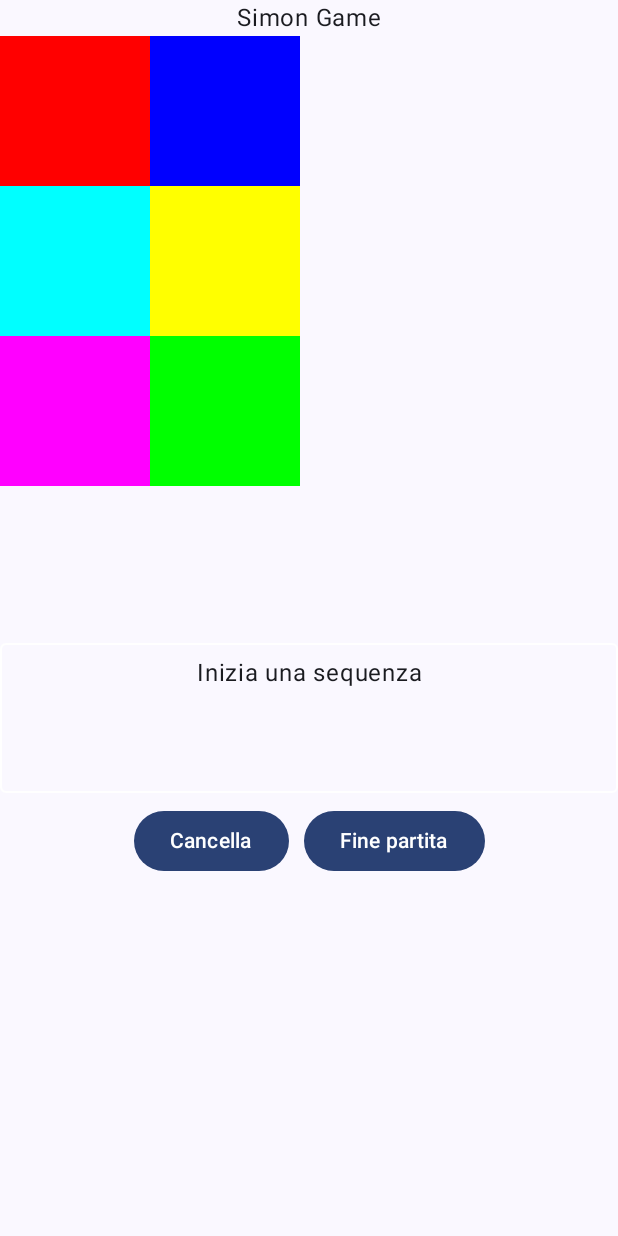
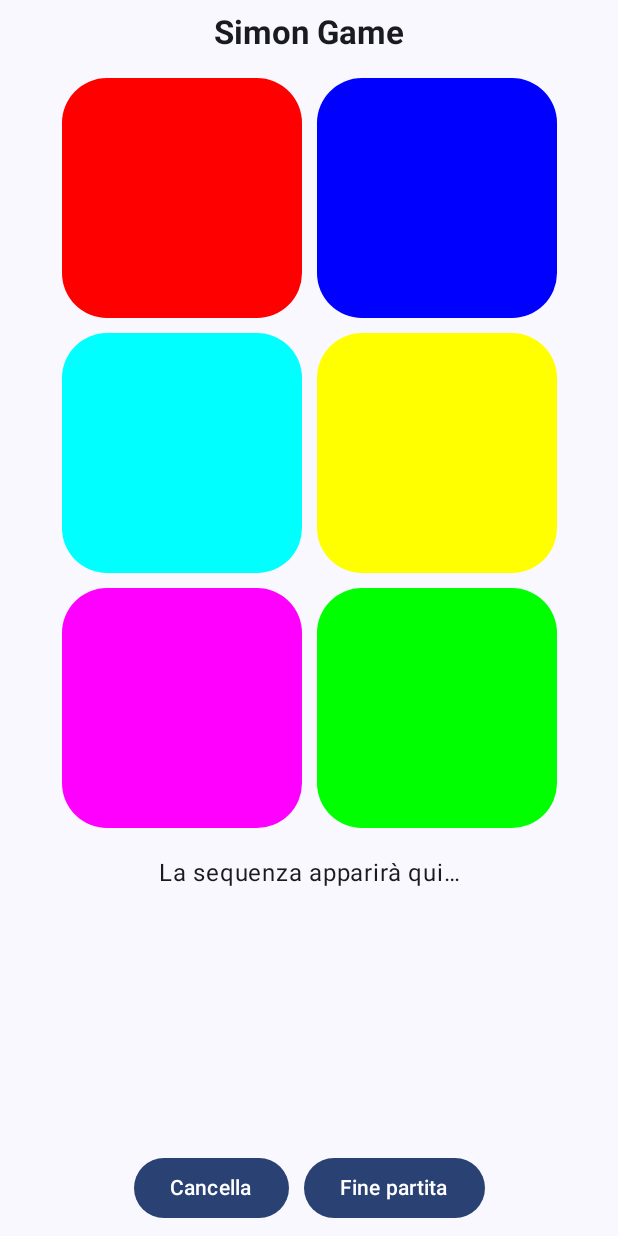
Before and after one commit to FengDiesel/SimonGame, an Android app built with Jetpack Compose: the screen it shows after launch (MainActivity), on a phone screen of 412 x 824 dp. Run offline under Robolectric (Android 15) with nearby library versions, the light colour scheme and no system bars; 1 statement that could not run was skipped.

Commit message:
Added basic graphic to FinalScreen
- Added basic graphic to FinalScreen
- Fixed and upgraded HomeScreen graphics
- Fixed errors on strings.xml

```diff
--- a/app/src/main/java/com/example/simongame/HomeScreen.kt
+++ b/app/src/main/java/com/example/simongame/HomeScreen.kt
@@ -21,6 +21,7 @@ import androidx.compose.foundation.rememberScrollState
 import androidx.compose.foundation.shape.RoundedCornerShape
 import androidx.compose.foundation.verticalScroll
 import androidx.compose.material3.Button
+import androidx.compose.material3.MaterialTheme
 import androidx.compose.material3.Text
 import androidx.compose.runtime.Composable
 import androidx.compose.runtime.mutableStateOf
@@ -33,8 +34,10 @@ import androidx.compose.ui.unit.dp
 import androidx.compose.runtime.saveable.rememberSaveable
 import androidx.compose.runtime.getValue
 import androidx.compose.runtime.setValue
+import androidx.compose.ui.draw.clip
 import androidx.compose.ui.platform.LocalConfiguration
 import androidx.compose.ui.res.stringResource
+import androidx.compose.ui.text.font.FontWeight
 import kotlin.text.ifEmpty
 
 @Composable
@@ -52,10 +55,17 @@ fun HomeScreen(onEndGame: (String) -> Unit){
     }
 
     Column(
-        modifier = Modifier.fillMaxSize(),
+        modifier = Modifier
+            .fillMaxSize()
+            .padding(8.dp),
         horizontalAlignment = Alignment.CenterHorizontally
     ){
-        Text(text = stringResource(R.string.app_name), modifier = Modifier.align(Alignment.CenterHorizontally))
+        Text(
+            text = stringResource(R.string.app_name),
+            style = MaterialTheme.typography.titleLarge,
+            fontWeight = FontWeight.Bold,
+            modifier = Modifier.padding(bottom = 16.dp)
+        )
 
 
         if(configuration == Configuration.ORIENTATION_LANDSCAPE){
@@ -70,13 +80,20 @@ fun HomeScreen(onEndGame: (String) -> Unit){
             }
         }else{
             Column(
-                modifier = Modifier.fillMaxSize()
+                modifier = Modifier.fillMaxSize(),
+                horizontalAlignment = Alignment.CenterHorizontally
             ) {
-                colorGrid(onColorClick = { color -> addColor(color) }, modifier = Modifier.weight(1f))
+                colorGrid(
+                    onColorClick = { color -> addColor(color) }
+                )
 
                 Spacer(modifier = Modifier.height(10.dp))
 
-                gameBody(sequence, onEndGame = { onEndGame(sequence); sequence = "" }, onClear = { sequence = "" }, modifier = Modifier.weight(1f))
+                gameBody(
+                    sequence,
+                    onEndGame = { onEndGame(sequence); sequence = "" },
+                    onClear = { sequence = "" }
+                )
             }
         }
     }
@@ -84,25 +101,59 @@ fun HomeScreen(onEndGame: (String) -> Unit){
 
 @Composable
 fun colorGrid(onColorClick: (String) -> Unit, modifier: Modifier = Modifier){
-    val sizeModifier = Modifier.size(100.dp)
+    val sizeModifier = Modifier.size(160.dp)
+
     Column(horizontalAlignment = Alignment.CenterHorizontally, modifier = modifier) {
 
         Row() {
-            Box(modifier = sizeModifier.background(Color.Red).clickable{onColorClick("R")}) {}
+            Box(modifier = sizeModifier
+                .clip(RoundedCornerShape(30.dp))
+                .background(Color.Red)
+                .clickable { onColorClick("R") }
+            ) {}
 
-            Box(modifier = sizeModifier.background(Color.Blue).clickable{onColorClick("B")}) {}
+            Spacer(modifier = Modifier.width(10.dp))
+
+            Box(modifier = sizeModifier
+                .clip(RoundedCornerShape(30.dp))
+                .background(Color.Blue)
+                .clickable { onColorClick("B") }
+            ) {}
         }
 
-        Row() {
-            Box(modifier = sizeModifier.background(Color.Cyan).clickable{onColorClick("C")}) {}
-
-            Box(modifier = sizeModifier.background(Color.Yellow).clickable{onColorClick("Y")}) {}
-        }
+        Spacer(modifier = Modifier.height(10.dp))
 
         Row() {
-            Box(modifier = sizeModifier.background(Color.Magenta).clickable{onColorClick("M")}) {}
+            Box(modifier = sizeModifier
+                .clip(RoundedCornerShape(30.dp))
+                .background(Color.Cyan)
+                .clickable { onColorClick("C") }
+            ) {}
 
-            Box(modifier = sizeModifier.background(Color.Green).clickable{onColorClick("G")}) {}
+            Spacer(modifier = Modifier.width(10.dp))
+
+            Box(modifier = sizeModifier
+                .clip(RoundedCornerShape(30.dp))
+                .background(Color.Yellow)
+                .clickable { onColorClick("Y") }
+            ) {}
+        }
+        Spacer(modifier = Modifier.height(10.dp))
+
+        Row() {
+            Box(modifier = sizeModifier
+                .clip(RoundedCornerShape(30.dp))
+                .background(Color.Magenta)
+                .clickable { onColorClick("M") }
+            ) {}
+
+            Spacer(modifier = Modifier.width(10.dp))
+
+            Box(modifier = sizeModifier
+                .clip(RoundedCornerShape(30.dp))
+                .background(Color.Green)
+                .clickable { onColorClick("G") }
+            ) {}
         }
     }
 }
@@ -115,13 +166,13 @@ fun gameBody(sequence: String, onEndGame: (String) -> Unit, onClear: () -> Unit,
             modifier = Modifier
                 .fillMaxWidth()
                 .verticalScroll(rememberScrollState())
-                .heightIn(min = 100.dp)
-                .border(1.dp, Color.White, RoundedCornerShape(4.dp))
+                .weight(1f)
+                .clip(RoundedCornerShape(30.dp))
                 .padding(8.dp),
             textAlign = TextAlign.Center
         )
 
-        Spacer(modifier = Modifier.height(8.dp))
+        Spacer(modifier = Modifier.height(10.dp))
 
         Row() {
             Button(onClick = { onClear() }) {
@@ -142,6 +193,6 @@ fun gameBody(sequence: String, onEndGame: (String) -> Unit, onClear: () -> Unit,
 @Composable
 fun HomeScreenPreview(){
     HomeScreen(
-        onEndGame = TODO()
+        onEndGame = {}
     )
 }
--- a/app/src/main/res/values/strings.xml
+++ b/app/src/main/res/values/strings.xml
@@ -1,6 +1,8 @@
 <resources>
     <string name="app_name">Simon Game</string>
-    <string name="start_sequence">Inizia una sequenza</string>
+    <string name="start_sequence">La sequenza apparirà qui…</string>
     <string name="delete">Cancella</string>
     <string name="end_game">Fine partita</string>
+    <string name="score">Storico partite</string>
+    <string name="empty_play">Giocata vuota</string>
 </resources>
```
Also changed, not shown: app/src/main/java/com/example/simongame/FinalScreen.kt (+52 -7 lines), 1 other file.
